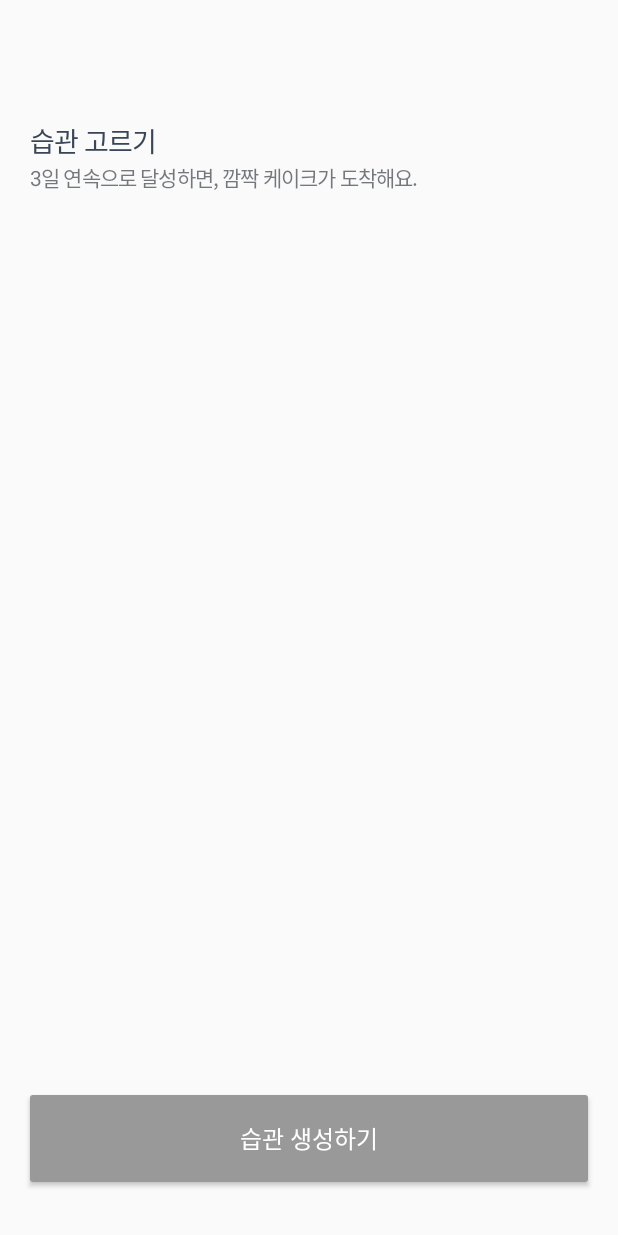
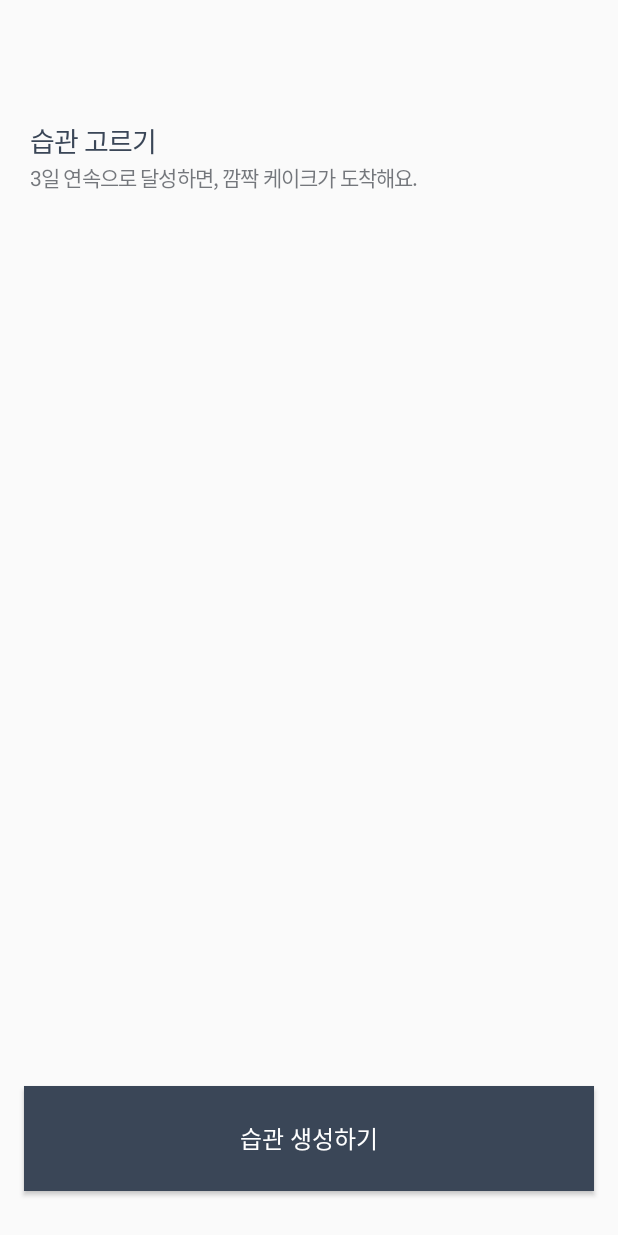
Before and after one commit to Nexters/moss-android, an Android app: the layout activity_formation_habit.xml on its own in the app's theme, with its tools: preview values and no code run, on a phone screen of 412 x 824 dp. Run offline under Robolectric (Android 15) with nearby library versions, the phone set to English and light mode, and no system bars.

Commit message:
feat-#18/formation_habit 습관 생성 버튼 눌렀을 때 선택한 아이템 띄우기

```diff
--- /dev/null
+++ b/app/src/main/res/drawable/selector_make_habit_button.xml
@@ -0,0 +1,9 @@
+<?xml version="1.0" encoding="utf-8"?>
+<selector xmlns:android="http://schemas.android.com/apk/res/android">
+    <item
+        android:state_enabled="false"
+        android:drawable="@color/textColorBlackSub"/>
+    <item
+        android:state_enabled="true"
+        android:drawable="@color/textColorBlack"/>
+</selector>
--- a/app/src/main/res/layout/activity_formation_habit.xml
+++ b/app/src/main/res/layout/activity_formation_habit.xml
@@ -62,10 +62,12 @@
             android:text="습관 생성하기"
             android:textColor="@color/white"
             android:textSize="@dimen/formation_habit_make_habit_text_size"
-            android:backgroundTint="@color/textColorBlackSub"
+            android:background="@drawable/selector_make_habit_button"
             android:layout_marginStart="@dimen/formation_habit_make_habit_margin_horizontal"
             android:layout_marginEnd="@dimen/formation_habit_make_habit_margin_horizontal"
             android:layout_marginBottom="@dimen/formation_habit_make_habit_margin_bottom"
+            android:enabled="@{vm.selectedItem != null}"
+            android:onClick="@{() -> vm.makeHabit()}"
             app:layout_constraintStart_toStartOf="parent"
             app:layout_constraintEnd_toEndOf="parent"
             app:layout_constraintBottom_toBottomOf="parent" />
```
Also changed, not shown: app/src/main/java/com/nexters/moss/ui/formation_habit/FormationHabitActivity.kt (+13 -0 lines), app/src/main/java/com/nexters/moss/ui/formation_habit/FormationHabitViewModel.kt (+17 -0 lines), app/src/main/java/com/nexters/moss/ui/formation_habit/adapter/FormationHabitListAdapter.kt (+14 -0 lines).
